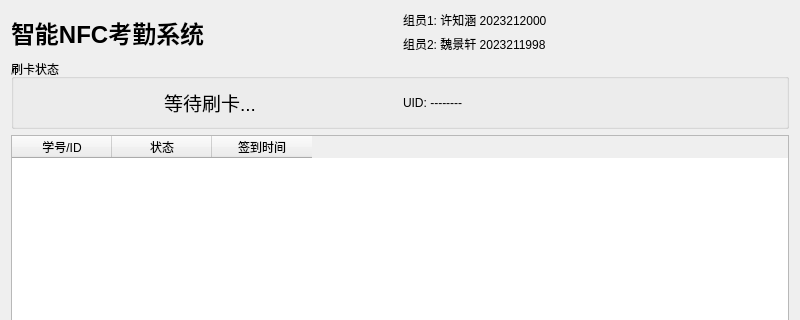
Thrautumn/test_for_exp, file expTest/mainwindow.ui: the form before one commit; both pictures show x 0 to 800 and y 0 to 320 of the 800 by 480 pixel window.
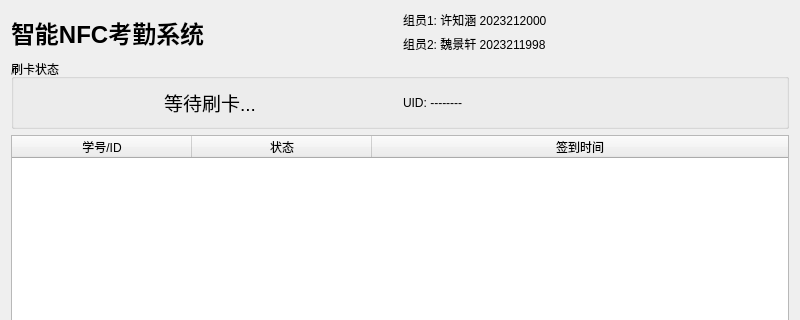
The form after the commit.

The edit to the form file:
```diff
--- a/expTest/mainwindow.ui
+++ b/expTest/mainwindow.ui
@@ -84,6 +84,12 @@
    </item>
    <item>
     <widget class="QTableWidget" name="table_Records">
+    <attribute name="horizontalHeaderDefaultSectionSize">
+      <number>180</number> <!-- 设置前两列的默认宽度为 180 像素 -->
+     </attribute>
+     <attribute name="horizontalHeaderStretchLastSection">
+      <bool>true</bool> <!-- 强制拉伸最后一列（时间），使其占满剩余所有空间，保证显示完整 -->
+     </attribute>
      <column>
       <property name="text">
        <string>学号/ID</string>
```
